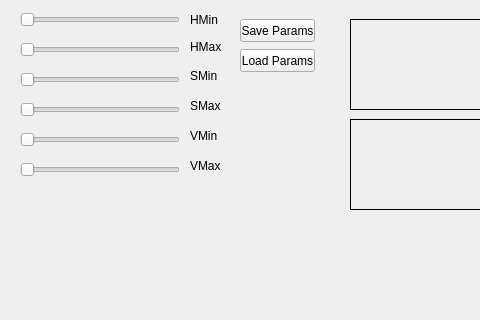
First picture: the form in Task2Solution/mainwindow.ui, repository Iftimie/HackSociety, before the edit; both pictures show x 0 to 480 and y 168 to 488 of the 861 by 488 pixel window.
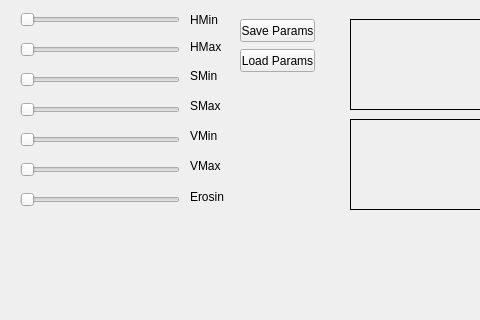
Second picture: the form after the edit.

What changed in the file:
```diff
--- a/Task2Solution/mainwindow.ui
+++ b/Task2Solution/mainwindow.ui
@@ -278,6 +278,35 @@
      <string/>
     </property>
    </widget>
+   <widget class="QSlider" name="horizontalSlider">
+    <property name="geometry">
+     <rect>
+      <x>20</x>
+      <y>340</y>
+      <width>160</width>
+      <height>22</height>
+     </rect>
+    </property>
+    <property name="maximum">
+     <number>5</number>
+    </property>
+    <property name="orientation">
+     <enum>Qt::Horizontal</enum>
+    </property>
+   </widget>
+   <widget class="QLabel" name="label_7">
+    <property name="geometry">
+     <rect>
+      <x>190</x>
+      <y>340</y>
+      <width>41</width>
+      <height>16</height>
+     </rect>
+    </property>
+    <property name="text">
+     <string>Erosin</string>
+    </property>
+   </widget>
   </widget>
   <widget class="QMenuBar" name="menuBar">
    <property name="geometry">
```
